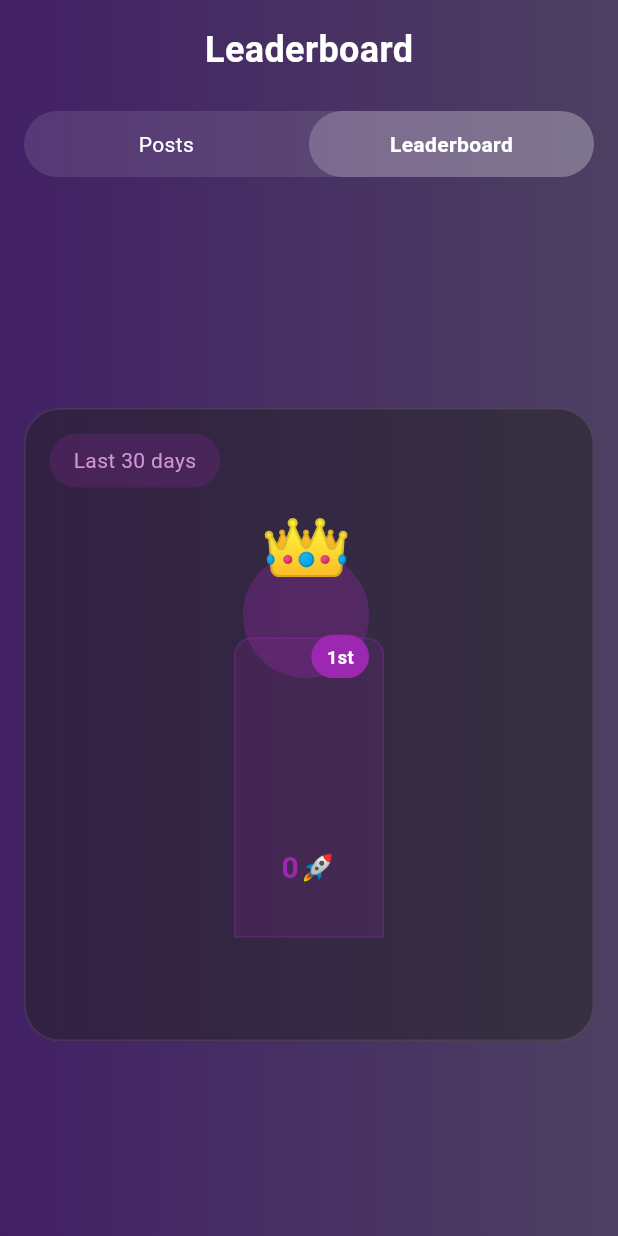
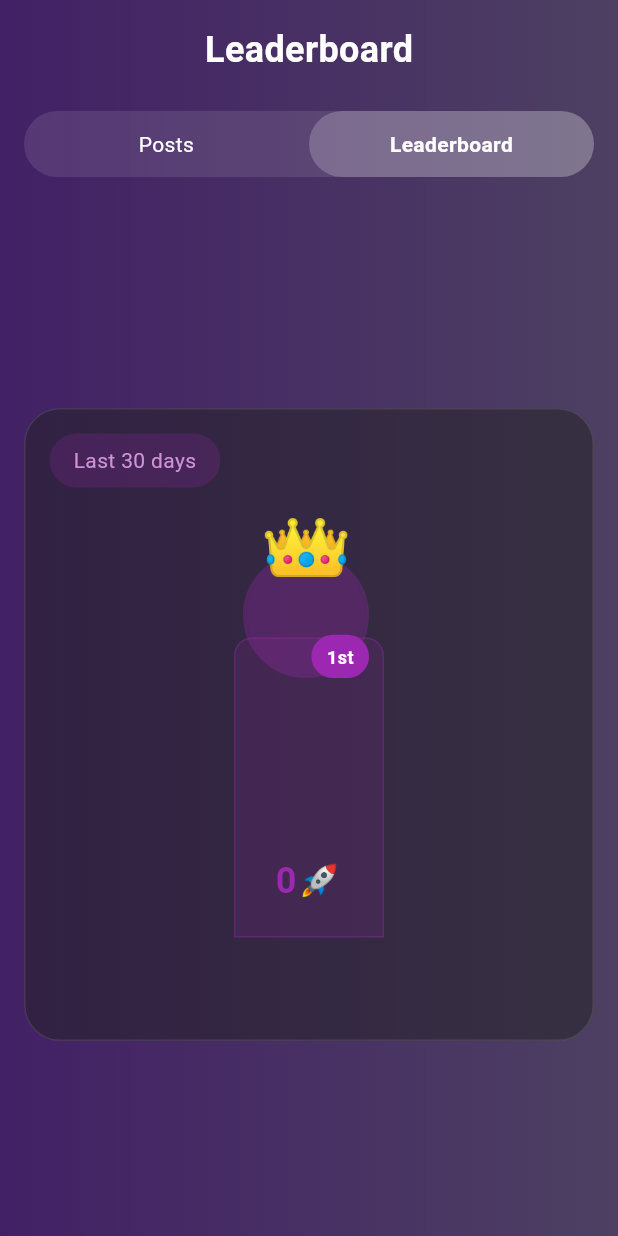
Before and after one commit to ShouqAlqureshi/achiva, a Flutter app: the FriendsFeedScreen screen opened directly, after a tap on "Leaderboard", on a phone screen of 412 x 824 dp. Run offline on Flutter 3.47's test engine with Material 3 defaults, Android fonts, the phone set to English and light mode, and no system bars; our stand-ins replace awesome_dialog, bloc, cloud_firestore, equatable, firebase_auth, firebase_core and 7 more; missing offline and left inert: firebase_app_check; accounts and stored records are empty; network calls fail.

Commit message:
productivity_ranking

```diff
--- a/lib/views/productivity_ranking.dart
+++ b/lib/views/productivity_ranking.dart
@@ -274,12 +274,15 @@ class TopThreePodium extends StatelessWidget {
                             width: 1,
                           ),
                         ),
+                        child: Padding(
+                          padding: const EdgeInsets.only(top: 50),
                           child: Column(
                             mainAxisAlignment: MainAxisAlignment.center,
+                            crossAxisAlignment: CrossAxisAlignment.center,
                             children: [
-                            const SizedBox(height: 50),
                               Text(
                                 topUsers[1]['fullName']?.toString().split(' ')[0] ?? '',
+                                textAlign: TextAlign.center,
                                 style: const TextStyle(
                                   color: Colors.white,
                                   fontSize: 16,
@@ -289,6 +292,7 @@ class TopThreePodium extends StatelessWidget {
                               const SizedBox(height: 4),
                               Text(
                                 '${topUsers[1]['productivityScore']}🦾',
+                                textAlign: TextAlign.center,
                                 style: const TextStyle(
                                   color: Colors.pink,
                                   fontSize: 20,
@@ -296,6 +300,7 @@ class TopThreePodium extends StatelessWidget {
                                 ),
                               ),
                             ],
+                          ),
                         ),
                       ),
 
@@ -315,28 +320,33 @@ class TopThreePodium extends StatelessWidget {
                           width: 1,
                         ),
                       ),
+                      child: Padding(
+                        padding: const EdgeInsets.only(top: 80),
                         child: Column(
                           mainAxisAlignment: MainAxisAlignment.center,
+                          crossAxisAlignment: CrossAxisAlignment.center,
                           children: [
-                          const SizedBox(height: 80),
                             Text(
                               topUsers[0]['fullName']?.toString().split(' ')[0] ?? '',
+                              textAlign: TextAlign.center,
                               style: const TextStyle(
                                 color: Colors.white,
-                              fontSize: 16,
+                                fontSize: 29,
                                 fontWeight: FontWeight.w500,
                               ),
                             ),
                             const SizedBox(height: 4),
                             Text(
                               '${topUsers[0]['productivityScore']}🚀',
+                              textAlign: TextAlign.center,
                               style: const TextStyle(
                                 color: Colors.purple,
-                              fontSize: 20,
+                                fontSize: 24,
                                 fontWeight: FontWeight.bold,
                               ),
                             ),
                           ],
+                        ),
                       ),
                     ),
 
@@ -356,12 +366,15 @@ class TopThreePodium extends StatelessWidget {
                             width: 1,
                           ),
                         ),
+                        child: Padding(
+                          padding: const EdgeInsets.only(top: 50),
                           child: Column(
                             mainAxisAlignment: MainAxisAlignment.center,
+                            crossAxisAlignment: CrossAxisAlignment.center,
                             children: [
-                            const SizedBox(height: 50),
                               Text(
                                 topUsers[2]['fullName']?.toString().split(' ')[0] ?? '',
+                                textAlign: TextAlign.center,
                                 style: const TextStyle(
                                   color: Colors.white,
                                   fontSize: 16,
@@ -371,6 +384,7 @@ class TopThreePodium extends StatelessWidget {
                               const SizedBox(height: 4),
                               Text(
                                 '${topUsers[2]['productivityScore']}💨',
+                                textAlign: TextAlign.center,
                                 style: const TextStyle(
                                   color: Colors.orange,
                                   fontSize: 20,
@@ -378,6 +392,7 @@ class TopThreePodium extends StatelessWidget {
                                 ),
                               ),
                             ],
+                          ),
                         ),
                       ),
                   ],
```
Lines whose indentation alone changed are shown as unchanged.
